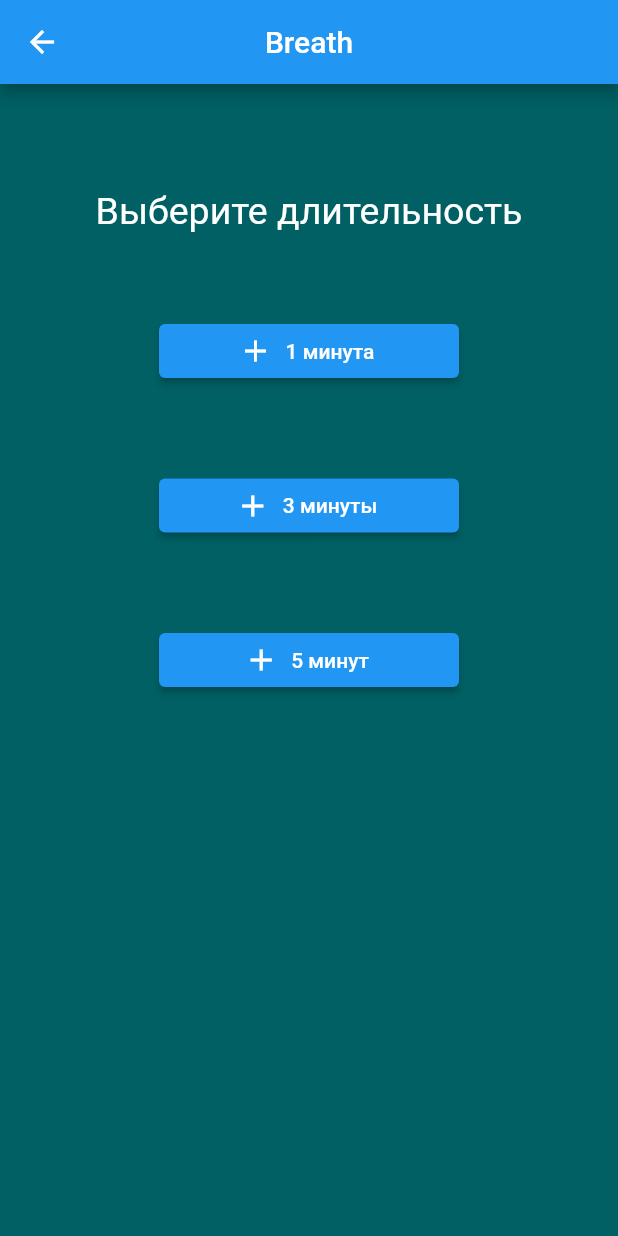
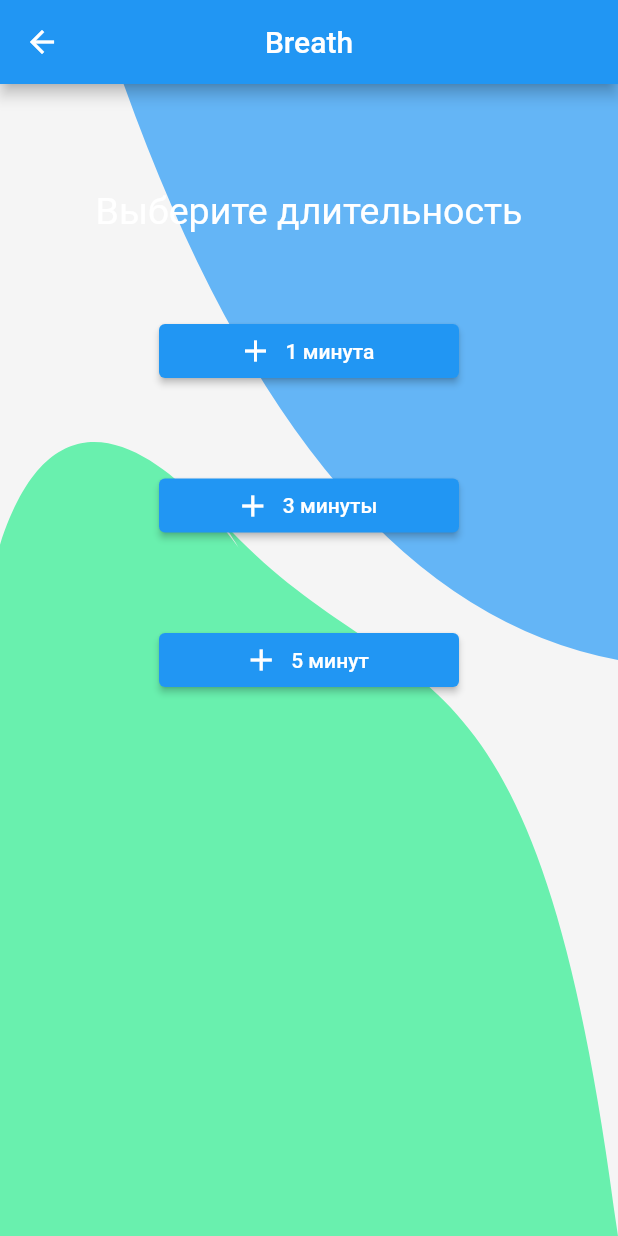
Before and after one commit to kwetru/breath, a Flutter app: the screen it shows after launch, after a tap on "Успокоение", on a phone screen of 412 x 824 dp. Run offline on Flutter 3.47's test engine with Material 2 defaults, Android fonts, the phone set to English and light mode, and no system bars.

Commit message:
Design background

```diff
--- a/lib/src/home.dart
+++ b/lib/src/home.dart
@@ -7,19 +7,18 @@ class Home extends StatefulWidget{
   State<Home> createState() => _HomeState();
 }
 
-class _HomeState extends State<Home> {
 
 
-
+class _HomeState extends State<Home> {
   @override
   Widget build(BuildContext context) {
     return Scaffold(
-      backgroundColor: Colors.cyan[900],
       appBar: AppBar(
         title: Text('Breath'),
         centerTitle: true,
       ),
-        body: SafeArea(
+        body: CustomPaint(
+          painter: BackgroundSignIn(),
             child: Row(
               mainAxisAlignment: MainAxisAlignment.center,
               children: [
@@ -28,7 +27,8 @@ class _HomeState extends State<Home> {
                     Padding(padding: EdgeInsets.only(top: 70),),
                     Text('Выберите режим тренировки', style: TextStyle(
                       fontSize: 25,
-                      color: Colors.white,
+                      fontStyle: FontStyle.italic,
+                      color: Colors.black38,
                     ),),
                     Padding(padding: EdgeInsets.only(top: 65),),
                     ElevatedButton.icon(onPressed: () {
@@ -72,3 +72,42 @@ class _HomeState extends State<Home> {
 
   }
 }
+
+class BackgroundSignIn extends CustomPainter{
+  @override
+  void paint (Canvas canvas, Size size){
+    var sw = size.width;
+    var sh = size.height;
+    var paint = Paint();
+
+    Path mainBackground = Path();
+    mainBackground.addRect(Rect.fromLTRB(0, 0, sw, sh));
+    paint.color = Colors.grey.shade100;
+    canvas.drawPath(mainBackground, paint);
+
+    //Blue
+    Path blueWave = Path();
+    blueWave.lineTo(sw, 0);
+    blueWave.lineTo(sw, sh*0.5);
+    blueWave.quadraticBezierTo(sw*0.5, sh*0.45, sw*0.2, 0);
+    blueWave.close();
+    paint.color = Colors.blue.shade300;
+    canvas.drawPath(blueWave, paint);
+
+    //Green
+    Path greenWave = Path();
+    greenWave.lineTo(0, sh);
+    greenWave.lineTo(sw, sh);
+    greenWave.cubicTo(sw*0.87, sh*0.45, sw*0.65, sh*0.55, sw*0.36, sh*0.38 );
+    greenWave.cubicTo(sw*0.52, sh*0.52, sw*0.15, sh*0.15, 0, sh*0.4);
+
+    greenWave.close();
+    paint.color = Colors.greenAccent.shade200;
+    canvas.drawPath(greenWave, paint);
+
+  }
+  @override
+  bool shouldRepaint(CustomPainter oldDelegate){
+    return oldDelegate != this;
+  }
+}
--- a/lib/src/two_screen.dart
+++ b/lib/src/two_screen.dart
@@ -11,7 +11,8 @@ class Twoscreen extends StatelessWidget{
         title: Text('Breath'),
     centerTitle: true,
     ),
-      body:SafeArea(
+      body:CustomPaint(
+        painter: BackgroundSignIn(),
         child: Row(
             mainAxisAlignment: MainAxisAlignment.center,
             children: [
@@ -54,3 +55,41 @@ class Twoscreen extends StatelessWidget{
     );
   }
 }
+class BackgroundSignIn extends CustomPainter{
+  @override
+  void paint (Canvas canvas, Size size){
+    var sw = size.width;
+    var sh = size.height;
+    var paint = Paint();
+
+    Path mainBackground = Path();
+    mainBackground.addRect(Rect.fromLTRB(0, 0, sw, sh));
+    paint.color = Colors.grey.shade100;
+    canvas.drawPath(mainBackground, paint);
+
+    //Blue
+    Path blueWave = Path();
+    blueWave.lineTo(sw, 0);
+    blueWave.lineTo(sw, sh*0.5);
+    blueWave.quadraticBezierTo(sw*0.5, sh*0.45, sw*0.2, 0);
+    blueWave.close();
+    paint.color = Colors.blue.shade300;
+    canvas.drawPath(blueWave, paint);
+
+    //Green
+    Path greenWave = Path();
+    greenWave.lineTo(0, sh);
+    greenWave.lineTo(sw, sh);
+    greenWave.cubicTo(sw*0.87, sh*0.45, sw*0.65, sh*0.55, sw*0.36, sh*0.38 );
+    greenWave.cubicTo(sw*0.52, sh*0.52, sw*0.15, sh*0.15, 0, sh*0.4);
+
+    greenWave.close();
+    paint.color = Colors.greenAccent.shade200;
+    canvas.drawPath(greenWave, paint);
+
+  }
+  @override
+  bool shouldRepaint(CustomPainter oldDelegate){
+    return oldDelegate != this;
+  }
+}
```
